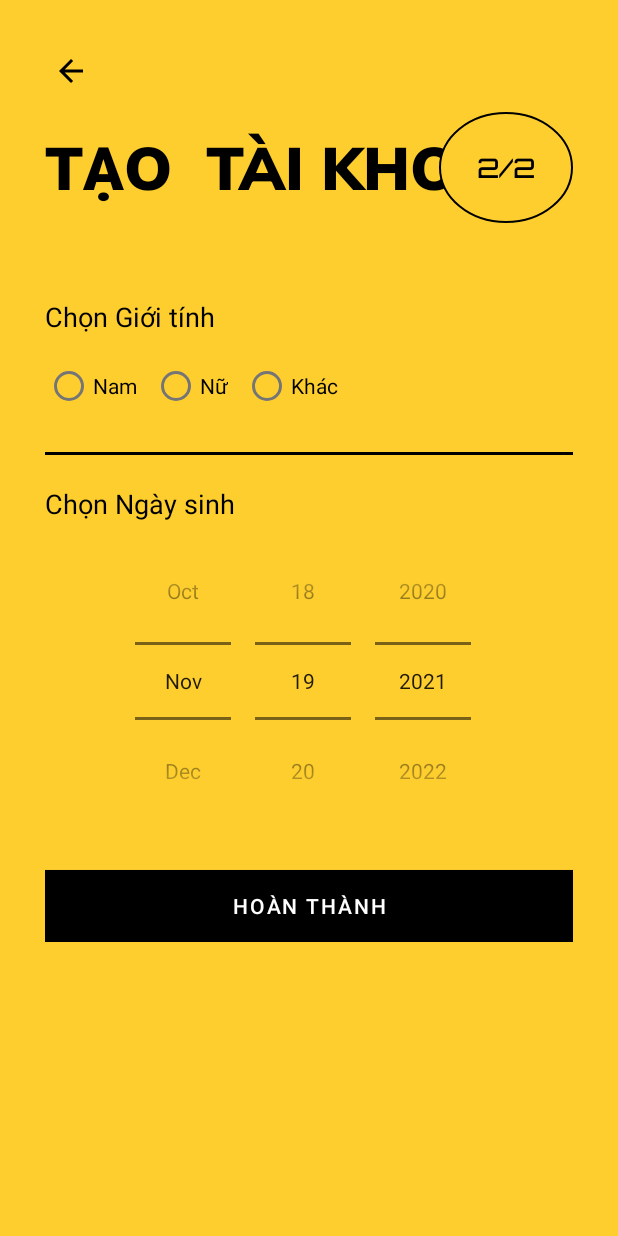
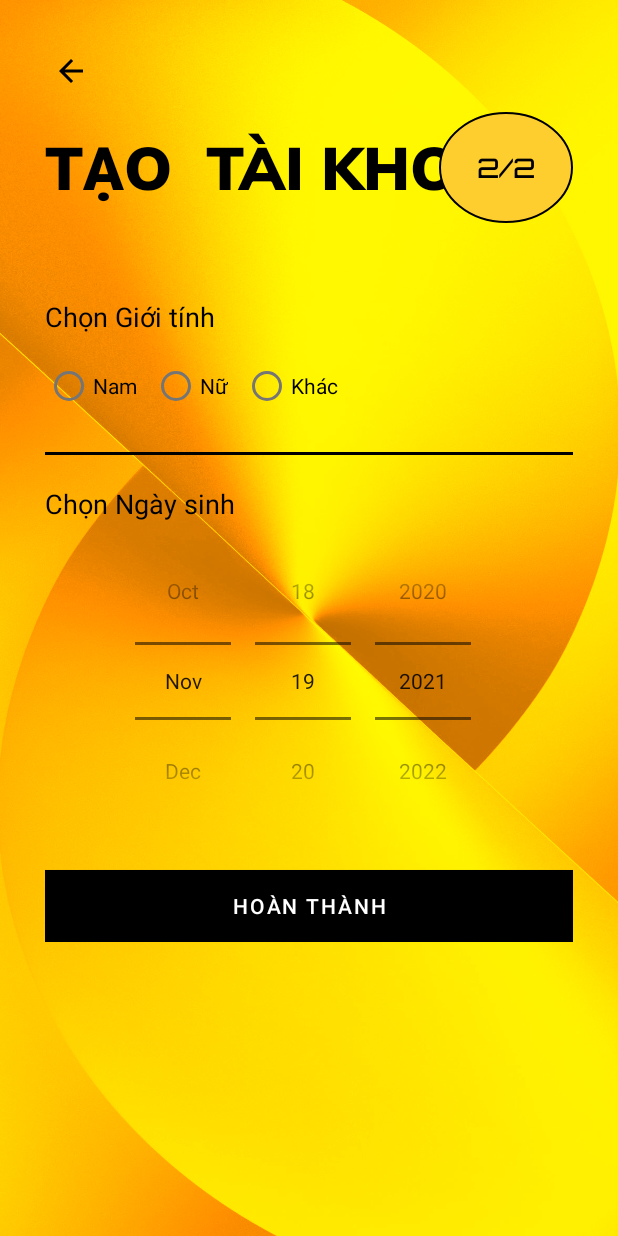
Before and after one commit to Ryandrona/MyApplication, an Android app: the layout register2nd_layout.xml on its own in the app's theme, with its tools: preview values and no code run, on a phone screen of 412 x 824 dp. Run offline under Robolectric (Android 15) with nearby library versions, the phone set to English and light mode, and no system bars; Roboto replaces fonts that are not available here.

Commit message:
Sendcond comit

```diff
--- a/app/src/main/res/layout/register2nd_layout.xml
+++ b/app/src/main/res/layout/register2nd_layout.xml
@@ -5,7 +5,7 @@
     android:layout_width="match_parent"
     android:layout_height="match_parent"
     tools:context=".Activities.Register2ndActivity"
-    android:background="@color/colorPrimary"
+    android:background="@drawable/nenAPP03"
     android:padding="30dp"
     >
 
```
Also changed, not shown: app/src/main/res/drawable/nenAPP03.jpg (added).
